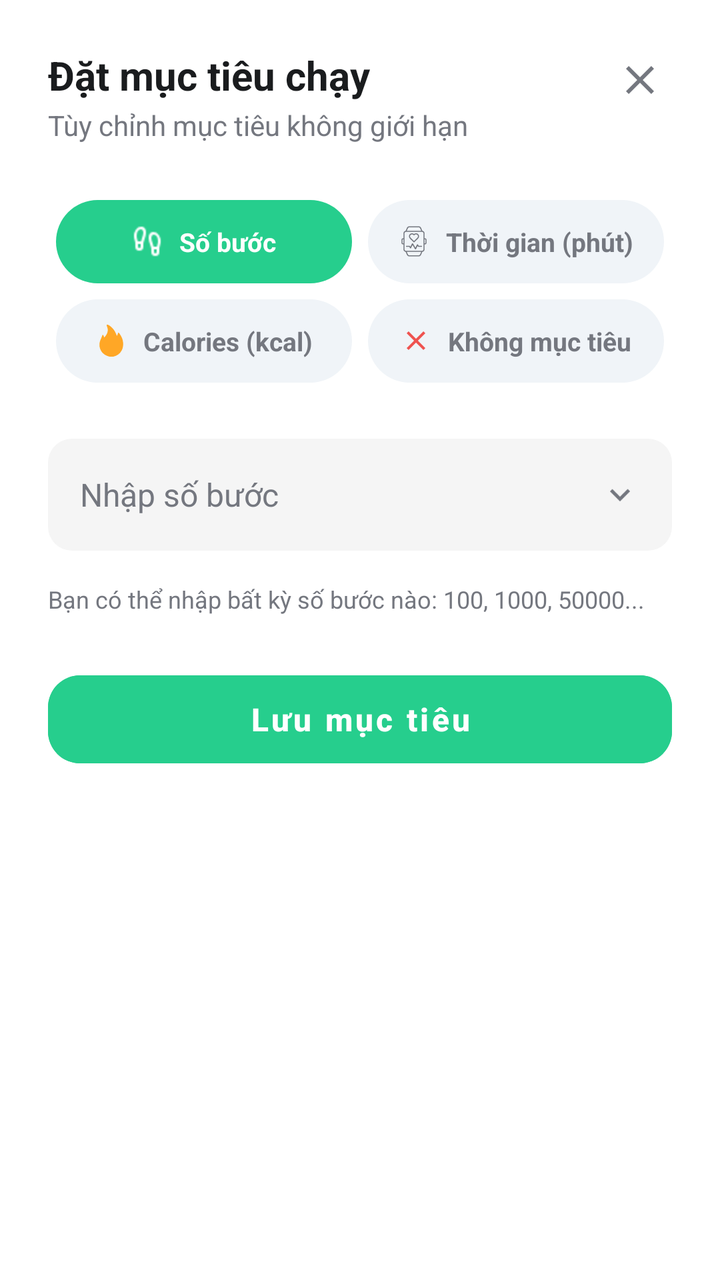
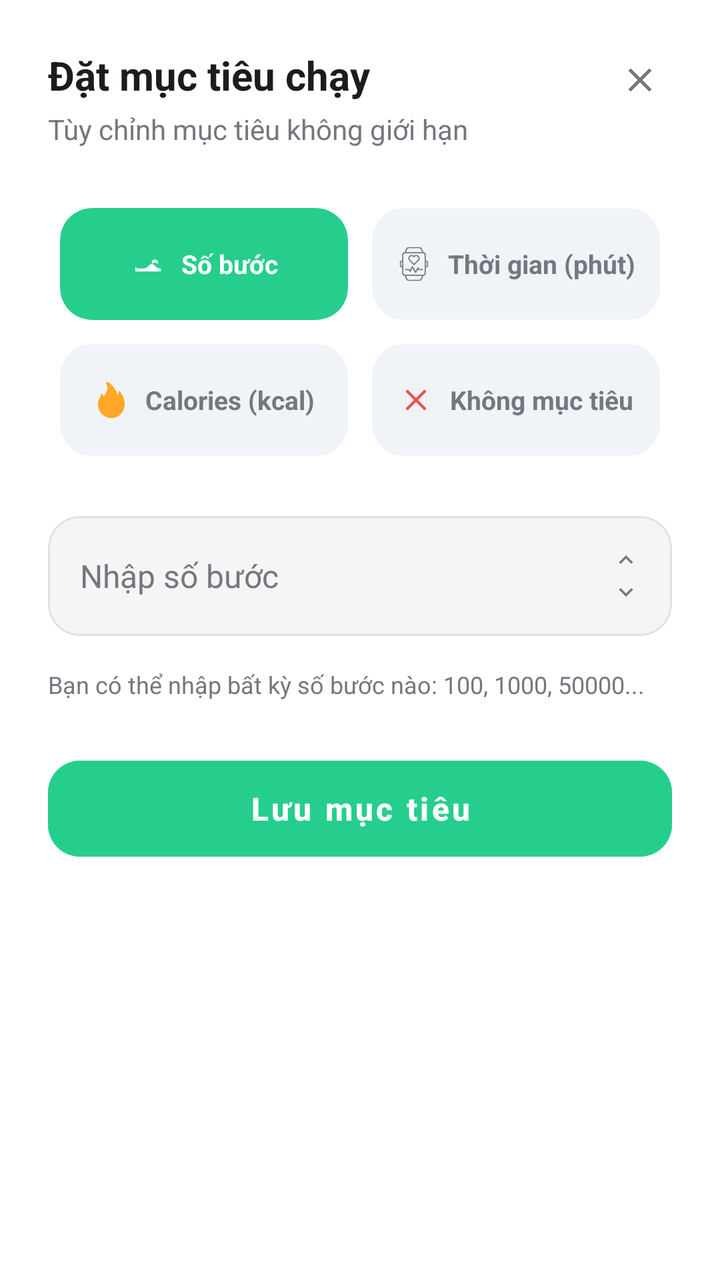

Compare the two renders of this Android layout. The source of the first and the diff that turns it into the second are given below.
<!-- AndroidManifest.xml: application theme Theme.Better_Life -->
<!-- res/layout/dialog_set_running_goal.xml -->
<?xml version="1.0" encoding="utf-8"?>
<LinearLayout xmlns:android="http://schemas.android.com/apk/res/android"
    xmlns:app="http://schemas.android.com/apk/res-auto"
    android:layout_width="match_parent"
    android:layout_height="wrap_content"
    android:orientation="vertical"
    android:padding="24dp"
    android:background="@drawable/bg_dialog_rounded">

    <RelativeLayout
        android:layout_width="match_parent"
        android:layout_height="wrap_content">

        <TextView
            android:id="@+id/tv_goal_dialog_title"
            android:layout_width="wrap_content"
            android:layout_height="wrap_content"
            android:text="Đặt mục tiêu chạy"
            android:textColor="@color/text_title"
            android:textSize="20sp"
            android:textStyle="bold" />

        <TextView
            android:layout_width="wrap_content"
            android:layout_height="wrap_content"
            android:layout_below="@id/tv_goal_dialog_title"
            android:layout_marginTop="2dp"
            android:text="Tùy chỉnh mục tiêu không giới hạn"
            android:textColor="@color/text_secondary"
            android:textSize="14sp" />

        <ImageButton
            android:id="@+id/btn_close_goal_dialog"
            android:layout_width="32dp"
            android:layout_height="32dp"
            android:layout_alignParentEnd="true"
            android:layout_alignParentTop="true"
            android:background="?attr/selectableItemBackgroundBorderless"
            android:src="@drawable/ic_xmark"
            app:tint="@color/text_secondary" />
    </RelativeLayout>

    
    <GridLayout
        android:layout_width="match_parent"
        android:layout_height="wrap_content"
        android:layout_marginTop="24dp"
        android:columnCount="2"
        android:rowCount="2">

        
        <LinearLayout
            android:layout_width="0dp"
            android:layout_height="wrap_content"
            android:layout_columnWeight="1"
            android:layout_margin="4dp"
            android:background="@drawable/bg_pill_shape"
            android:backgroundTint="@color/running_green"
            android:gravity="center"
            android:paddingVertical="12dp">
            <ImageView android:layout_width="16dp" android:layout_height="16dp" android:src="@drawable/ic_steps" app:tint="@color/white" />
            <TextView android:layout_width="wrap_content" android:layout_height="wrap_content" android:layout_marginStart="8dp" android:text="Số bước" android:textColor="@color/white" android:textStyle="bold" android:textSize="13sp" />
        </LinearLayout>

        
        <LinearLayout
            android:layout_width="0dp"
            android:layout_height="wrap_content"
            android:layout_columnWeight="1"
            android:layout_margin="4dp"
            android:background="@drawable/bg_pill_shape"
            android:backgroundTint="#F0F4F8"
            android:gravity="center"
            android:paddingVertical="12dp">
            <ImageView android:layout_width="16dp" android:layout_height="16dp" android:src="@drawable/ic_watch" app:tint="@color/text_secondary" />
            <TextView android:layout_width="wrap_content" android:layout_height="wrap_content" android:layout_marginStart="8dp" android:text="Thời gian (phút)" android:textColor="@color/text_secondary" android:textStyle="bold" android:textSize="13sp" />
        </LinearLayout>

        
        <LinearLayout
            android:layout_width="0dp"
            android:layout_height="wrap_content"
            android:layout_columnWeight="1"
            android:layout_margin="4dp"
            android:background="@drawable/bg_pill_shape"
            android:backgroundTint="#F0F4F8"
            android:gravity="center"
            android:paddingVertical="12dp">
            <ImageView android:layout_width="16dp" android:layout_height="16dp" android:src="@drawable/ic_fire" app:tint="#FFA726" />
            <TextView android:layout_width="wrap_content" android:layout_height="wrap_content" android:layout_marginStart="8dp" android:text="Calories (kcal)" android:textColor="@color/text_secondary" android:textStyle="bold" android:textSize="13sp" />
        </LinearLayout>

        
        <LinearLayout
            android:layout_width="0dp"
            android:layout_height="wrap_content"
            android:layout_columnWeight="1"
            android:layout_margin="4dp"
            android:background="@drawable/bg_pill_shape"
            android:backgroundTint="#F0F4F8"
            android:gravity="center"
            android:paddingVertical="12dp">
            <ImageView android:layout_width="16dp" android:layout_height="16dp" android:src="@drawable/ic_xmark" app:tint="#EF5350" />
            <TextView android:layout_width="wrap_content" android:layout_height="wrap_content" android:layout_marginStart="8dp" android:text="Không mục tiêu" android:textColor="@color/text_secondary" android:textStyle="bold" android:textSize="13sp" />
        </LinearLayout>
    </GridLayout>

    
    <LinearLayout
        android:layout_width="match_parent"
        android:layout_height="56dp"
        android:layout_marginTop="24dp"
        android:background="@drawable/bg_chat_input_field"
        android:gravity="center_vertical"
        android:paddingHorizontal="16dp">

        <EditText
            android:layout_width="0dp"
            android:layout_height="wrap_content"
            android:layout_weight="1"
            android:background="@null"
            android:hint="Nhập số bước"
            android:textColorHint="@color/text_secondary"
            android:textSize="16sp" />

        <ImageView
            android:layout_width="20dp"
            android:layout_height="20dp"
            android:src="@drawable/ic_chevron_right"
            android:rotation="90"
            app:tint="@color/text_secondary" />
    </LinearLayout>

    <TextView
        android:layout_width="match_parent"
        android:layout_height="wrap_content"
        android:layout_marginTop="16dp"
        android:text="Bạn có thể nhập bất kỳ số bước nào: 100, 1000, 50000..."
        android:textColor="@color/text_secondary"
        android:textSize="12sp" />

    
    <com.google.android.material.button.MaterialButton
        android:id="@+id/btn_save_goal"
        android:layout_width="match_parent"
        android:layout_height="56dp"
        android:layout_marginTop="24dp"
        android:text="Lưu mục tiêu"
        android:textAllCaps="false"
        android:textColor="@color/white"
        android:textSize="16sp"
        android:textStyle="bold"
        app:cornerRadius="16dp"
        android:backgroundTint="@color/running_green"
        style="@style/Widget.MaterialComponents.Button.UnelevatedButton" />

</LinearLayout>
<!-- resources referenced by this layout -->
<resources>
  <color name="running_green">#26CE8D</color>
  <color name="text_secondary">#74777F</color>
  <color name="text_title">#1A1C1E</color>
  <color name="white">#FFFFFFFF</color>
  <!-- drawable bg_chat_input_field (drawable) -->
  <?xml version="1.0" encoding="utf-8"?>
  <shape xmlns:android="http://schemas.android.com/apk/res/android">
      <solid android:color="#F5F5F5" />
      <corners android:radius="12dp" />
  </shape>
  <!-- drawable bg_dialog_rounded (drawable) -->
  <?xml version="1.0" encoding="utf-8"?>
  <shape xmlns:android="http://schemas.android.com/apk/res/android">
      <solid android:color="#FFFFFF" />
      <corners android:radius="28dp" />
  </shape>
  <!-- drawable bg_pill_shape (drawable) -->
  <?xml version="1.0" encoding="utf-8"?>
  <shape xmlns:android="http://schemas.android.com/apk/res/android">
      <solid android:color="#FFFFFF" />
      <corners android:radius="100dp" />
  </shape>
  <!-- drawable ic_chevron_right (drawable) -->
  <?xml version="1.0" encoding="utf-8"?>
  <vector xmlns:android="http://schemas.android.com/apk/res/android"
      android:width="24dp"
      android:height="24dp"
      android:viewportWidth="24"
      android:viewportHeight="24">
      <path
          android:fillColor="#74777F"
          android:pathData="M10,6L8.59,7.41L13.17,12l-4.58,4.59L10,18l6,-6L10,6z" />
  </vector>
  <!-- drawable ic_fire: vector/xml drawable (drawable, 4377 chars, omitted) -->
  <!-- drawable ic_steps: png bitmap (drawable, 680 bytes) -->
  <!-- drawable ic_watch: vector/xml drawable (drawable, 16627 chars, omitted) -->
  <!-- drawable ic_xmark (drawable) -->
  <?xml version="1.0" encoding="utf-8"?>
  <vector xmlns:android="http://schemas.android.com/apk/res/android"
      android:width="24dp"
      android:height="24dp"
      android:viewportWidth="24"
      android:viewportHeight="24">
      <path
          android:fillColor="#000000"
          android:pathData="M19,6.41L17.59,5L12,10.59L6.41,5L5,6.41L10.59,12L5,17.59L6.41,19L12,13.41L17.59,19L19,17.59L13.41,12L19,6.41Z" />
  </vector>
  <style name="Theme.Better_Life" parent="Theme.MaterialComponents.DayNight.NoActionBar">
          
          <item name="colorPrimary">@color/primary_teal</item>
          <item name="colorPrimaryVariant">@color/primary_teal_dark</item>
          <item name="colorOnPrimary">@color/white</item>
          
          <item name="colorSecondary">@color/nav_active</item>
          <item name="colorSecondaryVariant">@color/primary_teal_dark</item>
          <item name="colorOnSecondary">@color/white</item>
          
          <item name="android:statusBarColor">@color/primary_teal</item>
          
      </style>
  <color name="primary_teal">#26A69A</color>
  <color name="primary_teal_dark">#00796B</color>
  <color name="nav_active">#26A69A</color>
</resources>

<!-- the commit's change to res/layout/dialog_set_running_goal.xml (unified diff, before → after) -->
@@ -24,7 +24,7 @@
             android:layout_width="wrap_content"
             android:layout_height="wrap_content"
             android:layout_below="@id/tv_goal_dialog_title"
-            android:layout_marginTop="2dp"
+            android:layout_marginTop="4dp"
             android:text="Tùy chỉnh mục tiêu không giới hạn"
             android:textColor="@color/text_secondary"
             android:textSize="14sp" />
@@ -36,6 +36,8 @@
             android:layout_alignParentEnd="true"
             android:layout_alignParentTop="true"
             android:background="?attr/selectableItemBackgroundBorderless"
+            android:padding="6dp"
+            android:scaleType="fitCenter"
             android:src="@drawable/ic_xmark"
             app:tint="@color/text_secondary" />
     </RelativeLayout>
@@ -45,91 +47,207 @@
         android:layout_width="match_parent"
         android:layout_height="wrap_content"
         android:layout_marginTop="24dp"
-        android:columnCount="2"
-        android:rowCount="2">
-
-        
+        android:columnCount="2">
+
+        
+        <com.google.android.material.card.MaterialCardView
+            android:id="@+id/option_steps"
+            android:layout_width="0dp"
+            android:layout_height="56dp"
+            android:layout_columnWeight="1"
+            android:layout_margin="6dp"
+            android:clickable="true"
+            android:focusable="true"
+            app:cardBackgroundColor="#26CE8D"
+            app:cardCornerRadius="16dp"
+            app:cardElevation="0dp"
+            app:strokeWidth="0dp">
+            <LinearLayout
+                android:layout_width="match_parent"
+                android:layout_height="match_parent"
+                android:gravity="center"
+                android:orientation="horizontal"
+                android:paddingHorizontal="12dp">
+                <ImageView
+                    android:id="@+id/iv_option_steps_icon"
+                    android:layout_width="18dp"
+                    android:layout_height="18dp"
+                    android:src="@drawable/ic_shoe"
+                    app:tint="@color/white" />
+                <TextView
+                    android:id="@+id/tv_option_steps_text"
+                    android:layout_width="wrap_content"
+                    android:layout_height="wrap_content"
+                    android:layout_marginStart="8dp"
+                    android:text="Số bước"
+                    android:textColor="@color/white"
+                    android:textStyle="bold"
+                    android:textSize="13sp" />
+            </LinearLayout>
+        </com.google.android.material.card.MaterialCardView>
+
+        
+        <com.google.android.material.card.MaterialCardView
+            android:id="@+id/option_time"
+            android:layout_width="0dp"
+            android:layout_height="56dp"
+            android:layout_columnWeight="1"
+            android:layout_margin="6dp"
+            android:clickable="true"
+            android:focusable="true"
+            app:cardBackgroundColor="#F0F4F8"
+            app:cardCornerRadius="16dp"
+            app:cardElevation="0dp"
+            app:strokeWidth="0dp">
+            <LinearLayout
+                android:layout_width="match_parent"
+                android:layout_height="match_parent"
+                android:gravity="center"
+                android:orientation="horizontal"
+                android:paddingHorizontal="12dp">
+                <ImageView
+                    android:id="@+id/iv_option_time_icon"
+                    android:layout_width="18dp"
+                    android:layout_height="18dp"
+                    android:src="@drawable/ic_watch"
+                    app:tint="@color/text_secondary" />
+                <TextView
+                    android:id="@+id/tv_option_time_text"
+                    android:layout_width="wrap_content"
+                    android:layout_height="wrap_content"
+                    android:layout_marginStart="8dp"
+                    android:text="Thời gian (phút)"
+                    android:textColor="@color/text_secondary"
+                    android:textStyle="bold"
+                    android:textSize="13sp" />
+            </LinearLayout>
+        </com.google.android.material.card.MaterialCardView>
+
+        
+        <com.google.android.material.card.MaterialCardView
+            android:id="@+id/option_calories"
+            android:layout_width="0dp"
+            android:layout_height="56dp"
+            android:layout_columnWeight="1"
+            android:layout_margin="6dp"
+            android:clickable="true"
+            android:focusable="true"
+            app:cardBackgroundColor="#F0F4F8"
+            app:cardCornerRadius="16dp"
+            app:cardElevation="0dp"
+            app:strokeWidth="0dp">
+            <LinearLayout
+                android:layout_width="match_parent"
+                android:layout_height="match_parent"
+                android:gravity="center"
+                android:orientation="horizontal"
+                android:paddingHorizontal="12dp">
+                <ImageView
+                    android:id="@+id/iv_option_calories_icon"
+                    android:layout_width="18dp"
+                    android:layout_height="18dp"
+                    android:src="@drawable/ic_fire"
+                    app:tint="#FFA726" />
+                <TextView
+                    android:id="@+id/tv_option_calories_text"
+                    android:layout_width="wrap_content"
+                    android:layout_height="wrap_content"
+                    android:layout_marginStart="8dp"
+                    android:text="Calories (kcal)"
+                    android:textColor="@color/text_secondary"
+                    android:textStyle="bold"
+                    android:textSize="13sp" />
+            </LinearLayout>
+        </com.google.android.material.card.MaterialCardView>
+
+        
+        <com.google.android.material.card.MaterialCardView
+            android:id="@+id/option_none"
+            android:layout_width="0dp"
+            android:layout_height="56dp"
+            android:layout_columnWeight="1"
+            android:layout_margin="6dp"
+            android:clickable="true"
+            android:focusable="true"
+            app:cardBackgroundColor="#F0F4F8"
+            app:cardCornerRadius="16dp"
+            app:cardElevation="0dp"
+            app:strokeWidth="0dp">
+            <LinearLayout
+                android:layout_width="match_parent"
+                android:layout_height="match_parent"
+                android:gravity="center"
+                android:orientation="horizontal"
+                android:paddingHorizontal="12dp">
+                <ImageView
+                    android:id="@+id/iv_option_none_icon"
+                    android:layout_width="18dp"
+                    android:layout_height="18dp"
+                    android:src="@drawable/ic_xmark"
+                    app:tint="#EF5350" />
+                <TextView
+                    android:id="@+id/tv_option_none_text"
+                    android:layout_width="wrap_content"
+                    android:layout_height="wrap_content"
+                    android:layout_marginStart="8dp"
+                    android:text="Không mục tiêu"
+                    android:textColor="@color/text_secondary"
+                    android:textStyle="bold"
+                    android:textSize="13sp" />
+            </LinearLayout>
+        </com.google.android.material.card.MaterialCardView>
+    </GridLayout>
+
+    
+    <com.google.android.material.card.MaterialCardView
+        android:layout_width="match_parent"
+        android:layout_height="60dp"
+        android:layout_marginTop="24dp"
+        app:cardBackgroundColor="#F5F5F5"
+        app:cardCornerRadius="16dp"
+        app:cardElevation="0dp"
+        app:strokeColor="#E0E0E0"
+        app:strokeWidth="1dp">
+
         <LinearLayout
-            android:layout_width="0dp"
-            android:layout_height="wrap_content"
-            android:layout_columnWeight="1"
-            android:layout_margin="4dp"
-            android:background="@drawable/bg_pill_shape"
-            android:backgroundTint="@color/running_green"
-            android:gravity="center"
-            android:paddingVertical="12dp">
-            <ImageView android:layout_width="16dp" android:layout_height="16dp" android:src="@drawable/ic_steps" app:tint="@color/white" />
-            <TextView android:layout_width="wrap_content" android:layout_height="wrap_content" android:layout_marginStart="8dp" android:text="Số bước" android:textColor="@color/white" android:textStyle="bold" android:textSize="13sp" />
+            android:layout_width="match_parent"
+            android:layout_height="match_parent"
+            android:gravity="center_vertical"
+            android:paddingHorizontal="16dp">
+
+            <EditText
+                android:id="@+id/et_goal_value"
+                android:layout_width="0dp"
+                android:layout_height="wrap_content"
+                android:layout_weight="1"
+                android:background="@null"
+                android:hint="Nhập số bước"
+                android:inputType="number"
+                android:textColor="@color/text_title"
+                android:textColorHint="@color/text_secondary"
+                android:textSize="16sp" />
+
+            <LinearLayout
+                android:layout_width="wrap_content"
+                android:layout_height="wrap_content"
+                android:orientation="vertical"
+                android:gravity="center">
+                <ImageView
+                    android:layout_width="14dp"
+                    android:layout_height="14dp"
+                    android:src="@drawable/ic_chevron_right"
+                    android:rotation="-90"
+                    app:tint="@color/text_secondary" />
+                <ImageView
+                    android:layout_width="14dp"
+                    android:layout_height="14dp"
+                    android:layout_marginTop="2dp"
+                    android:src="@drawable/ic_chevron_right"
+                    android:rotation="90"
+                    app:tint="@color/text_secondary" />
+            </LinearLayout>
         </LinearLayout>
-
-        
-        <LinearLayout
-            android:layout_width="0dp"
-            android:layout_height="wrap_content"
-            android:layout_columnWeight="1"
-            android:layout_margin="4dp"
-            android:background="@drawable/bg_pill_shape"
-            android:backgroundTint="#F0F4F8"
-            android:gravity="center"
-            android:paddingVertical="12dp">
-            <ImageView android:layout_width="16dp" android:layout_height="16dp" android:src="@drawable/ic_watch" app:tint="@color/text_secondary" />
-            <TextView android:layout_width="wrap_content" android:layout_height="wrap_content" android:layout_marginStart="8dp" android:text="Thời gian (phút)" android:textColor="@color/text_secondary" android:textStyle="bold" android:textSize="13sp" />
-        </LinearLayout>
-
-        
-        <LinearLayout
-            android:layout_width="0dp"
-            android:layout_height="wrap_content"
-            android:layout_columnWeight="1"
-            android:layout_margin="4dp"
-            android:background="@drawable/bg_pill_shape"
-            android:backgroundTint="#F0F4F8"
-            android:gravity="center"
-            android:paddingVertical="12dp">
-            <ImageView android:layout_width="16dp" android:layout_height="16dp" android:src="@drawable/ic_fire" app:tint="#FFA726" />
-            <TextView android:layout_width="wrap_content" android:layout_height="wrap_content" android:layout_marginStart="8dp" android:text="Calories (kcal)" android:textColor="@color/text_secondary" android:textStyle="bold" android:textSize="13sp" />
-        </LinearLayout>
-
-        
-        <LinearLayout
-            android:layout_width="0dp"
-            android:layout_height="wrap_content"
-            android:layout_columnWeight="1"
-            android:layout_margin="4dp"
-            android:background="@drawable/bg_pill_shape"
-            android:backgroundTint="#F0F4F8"
-            android:gravity="center"
-            android:paddingVertical="12dp">
-            <ImageView android:layout_width="16dp" android:layout_height="16dp" android:src="@drawable/ic_xmark" app:tint="#EF5350" />
-            <TextView android:layout_width="wrap_content" android:layout_height="wrap_content" android:layout_marginStart="8dp" android:text="Không mục tiêu" android:textColor="@color/text_secondary" android:textStyle="bold" android:textSize="13sp" />
-        </LinearLayout>
-    </GridLayout>
-
-    
-    <LinearLayout
-        android:layout_width="match_parent"
-        android:layout_height="56dp"
-        android:layout_marginTop="24dp"
-        android:background="@drawable/bg_chat_input_field"
-        android:gravity="center_vertical"
-        android:paddingHorizontal="16dp">
-
-        <EditText
-            android:layout_width="0dp"
-            android:layout_height="wrap_content"
-            android:layout_weight="1"
-            android:background="@null"
-            android:hint="Nhập số bước"
-            android:textColorHint="@color/text_secondary"
-            android:textSize="16sp" />
-
-        <ImageView
-            android:layout_width="20dp"
-            android:layout_height="20dp"
-            android:src="@drawable/ic_chevron_right"
-            android:rotation="90"
-            app:tint="@color/text_secondary" />
-    </LinearLayout>
+    </com.google.android.material.card.MaterialCardView>
 
     <TextView
         android:layout_width="match_parent"
@@ -143,7 +261,7 @@
     <com.google.android.material.button.MaterialButton
         android:id="@+id/btn_save_goal"
         android:layout_width="match_parent"
-        android:layout_height="56dp"
+        android:layout_height="60dp"
         android:layout_marginTop="24dp"
         android:text="Lưu mục tiêu"
         android:textAllCaps="false"
@@ -151,7 +269,8 @@
         android:textSize="16sp"
         android:textStyle="bold"
         app:cornerRadius="16dp"
-        android:backgroundTint="@color/running_green"
-        style="@style/Widget.MaterialComponents.Button.UnelevatedButton" />
+        android:backgroundTint="#26CE8D"
+        style="@style/Widget.MaterialComponents.Button.UnelevatedButton"
+        app:elevation="4dp" />
 
 </LinearLayout>
<!-- resource entries referenced after the edit -->
@@ -1,26 +1,13 @@
 <!-- resources referenced by this layout -->
 <resources>
-  <color name="running_green">#26CE8D</color>
   <color name="text_secondary">#74777F</color>
   <color name="text_title">#1A1C1E</color>
   <color name="white">#FFFFFFFF</color>
-  <!-- drawable bg_chat_input_field (drawable) -->
-  <?xml version="1.0" encoding="utf-8"?>
-  <shape xmlns:android="http://schemas.android.com/apk/res/android">
-      <solid android:color="#F5F5F5" />
-      <corners android:radius="12dp" />
-  </shape>
   <!-- drawable bg_dialog_rounded (drawable) -->
   <?xml version="1.0" encoding="utf-8"?>
   <shape xmlns:android="http://schemas.android.com/apk/res/android">
       <solid android:color="#FFFFFF" />
       <corners android:radius="28dp" />
-  </shape>
-  <!-- drawable bg_pill_shape (drawable) -->
-  <?xml version="1.0" encoding="utf-8"?>
-  <shape xmlns:android="http://schemas.android.com/apk/res/android">
-      <solid android:color="#FFFFFF" />
-      <corners android:radius="100dp" />
   </shape>
   <!-- drawable ic_chevron_right (drawable) -->
   <?xml version="1.0" encoding="utf-8"?>
@@ -34,7 +21,17 @@
           android:pathData="M10,6L8.59,7.41L13.17,12l-4.58,4.59L10,18l6,-6L10,6z" />
   </vector>
   <!-- drawable ic_fire: vector/xml drawable (drawable, 4377 chars, omitted) -->
-  <!-- drawable ic_steps: png bitmap (drawable, 680 bytes) -->
+  <!-- drawable ic_shoe (drawable) -->
+  <?xml version="1.0" encoding="utf-8"?>
+  <vector xmlns:android="http://schemas.android.com/apk/res/android"
+      android:width="24dp"
+      android:height="24dp"
+      android:viewportWidth="24"
+      android:viewportHeight="24">
+      <path
+          android:fillColor="#000000"
+          android:pathData="M21,15c0,0 -2,0 -3,-1c-1,-1 -2,-2 -3,-2s-2,1 -3,2s-2,1 -3,1s-2,0 -3,0s-2,-1 -2,-1v3h17V15zM15,10c0,0 1,-1 2,-1s2,1 2,1v2c0,0 -1,-1 -2,-1s-2,1 -2,1V10z" />
+  </vector>
   <!-- drawable ic_watch: vector/xml drawable (drawable, 16627 chars, omitted) -->
   <!-- drawable ic_xmark (drawable) -->
   <?xml version="1.0" encoding="utf-8"?>
